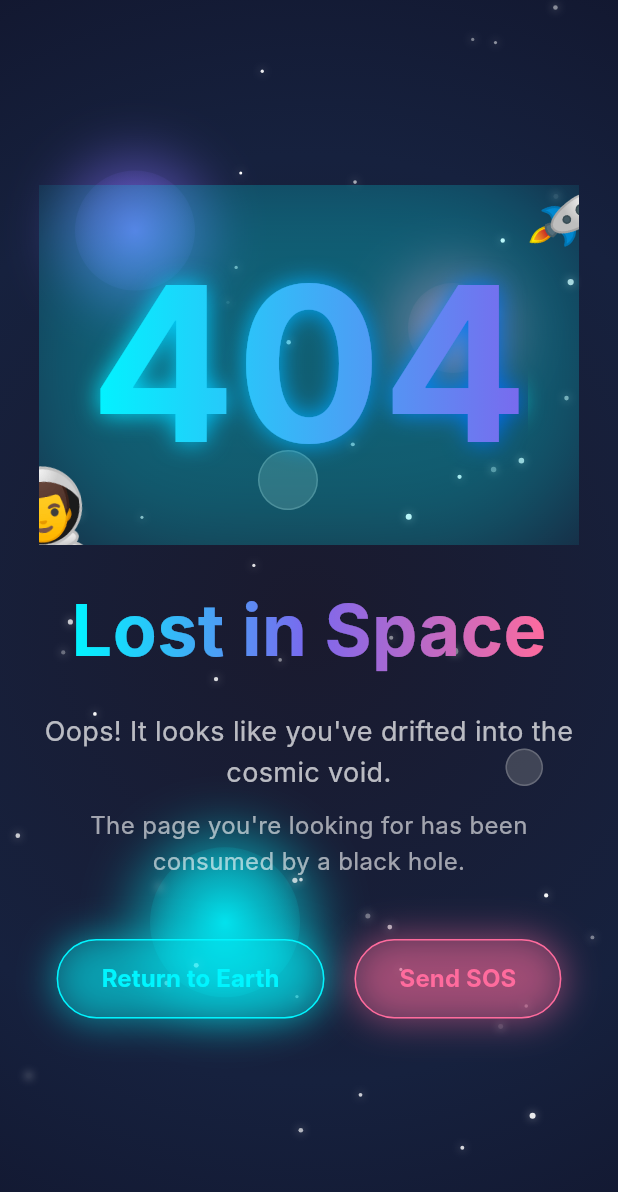
After one commit to fahadjaved882244/carbon_root_analytics, a Flutter app: the PageNotFoundView screen opened by its route, on a phone screen of 412 x 824 dp. The commit adds this screen. Shown: the top 1192 px of the screen. Run offline on Flutter 3.47's test engine with Material 3 defaults, Android fonts, the phone set to English and light mode, and no system bars; our stand-ins replace firebase_auth, firebase_core, flutter_hooks, go_router, hooks_riverpod, shared_preferences; accounts and stored records are empty; Roboto replaces fonts that are missing (Inter).

Commit message:
create auth repository

````diff
--- /dev/null
+++ b/lib/config/dependencies.dart
@@ -0,0 +1,6 @@
+import 'package:firebase_auth/firebase_auth.dart';
+import 'package:hooks_riverpod/hooks_riverpod.dart';
+
+final authStateProvider = StreamProvider<bool>((ref) {
+  return FirebaseAuth.instance.authStateChanges().map((user) => user != null);
+});
--- /dev/null
+++ b/lib/features/auth/repository/auth_repository_remote.dart
@@ -0,0 +1,48 @@
+// Copyright 2024 The Flutter team. All rights reserved.
+// Use of this source code is governed by a BSD-style license that can be
+// found in the LICENSE file.
+
+import 'package:carbon_root_analytics/features/auth/repository/i_auth_repository.dart';
+import 'package:carbon_root_analytics/utils/core/result.dart';
+import 'package:firebase_auth/firebase_auth.dart';
+
+class AuthRepositoryRemote extends IAuthRepository {
+  final FirebaseAuth _auth = FirebaseAuth.instance;
+
+  @override
+  Future<Result<void>> login({
+    required String email,
+    required String password,
+  }) async {
+    try {
+      await _auth.signInWithEmailAndPassword(email: email, password: password);
+      return Result.ok(null);
+    } on FirebaseAuthException catch (e) {
+      final error = _handleAuthException(e);
+      return Result.error(Exception(error));
+    }
+  }
+
+  @override
+  Future<Result<void>> logout() async {
+    await _auth.signOut();
+    return Result.ok(null);
+  }
+
+  String _handleAuthException(FirebaseAuthException e) {
+    switch (e.code) {
+      case 'weak-password':
+        return 'The password provided is too weak.';
+      case 'email-already-in-use':
+        return 'The account already exists for that email.';
+      case 'user-not-found':
+        return 'No user found for that email.';
+      case 'wrong-password':
+        return 'Wrong password provided for that user.';
+      case 'invalid-email':
+        return 'The email address is not valid.';
+      default:
+        return e.message ?? 'An error occurred';
+    }
+  }
+}
--- /dev/null
+++ b/lib/features/auth/repository/i_auth_repository.dart
@@ -0,0 +1,9 @@
+import '../../../utils/core/result.dart';
+
+abstract class IAuthRepository {
+  /// Perform login
+  Future<Result<void>> login({required String email, required String password});
+
+  /// Perform logout
+  Future<Result<void>> logout();
+}
--- a/lib/features/home/view/home_view.dart
+++ b/lib/features/home/view/home_view.dart
@@ -5,8 +5,8 @@
 import 'package:carbon_root_analytics/features/home/view/widgets/home_service_section.dart';
 import 'package:flutter/material.dart';
 
-class HomePage extends StatelessWidget {
-  const HomePage({super.key});
+class HomeView extends StatelessWidget {
+  const HomeView({super.key});
 
   static final Map<String, GlobalKey> _sectionKeys = {
     'services': GlobalKey(),
--- a/lib/main.dart
+++ b/lib/main.dart
@@ -1,7 +1,20 @@
-import 'package:carbon_root_analytics/features/home/view/home_view.dart';
+import 'package:carbon_root_analytics/routing/router.dart';
+import 'package:firebase_core/firebase_core.dart';
 import 'package:flutter/material.dart';
 
-void main() {
+void main() async {
+  WidgetsFlutterBinding.ensureInitialized();
+  await Firebase.initializeApp(
+    options: const FirebaseOptions(
+      apiKey: "AIzaSyA4xT7T6fmM4HnQEz3qbpJ3SbLBkqGTxog",
+      authDomain: "carbon-root-analysis.firebaseapp.com",
+      projectId: "carbon-root-analysis",
+      storageBucket: "carbon-root-analysis.firebasestorage.app",
+      messagingSenderId: "834307778618",
+      appId: "1:834307778618:web:6eca8c00808f3025ae2d03",
+      measurementId: "G-PCBPSQHH8W",
+    ),
+  );
   runApp(const CRAApp());
 }
 
@@ -10,14 +23,14 @@
 
   @override
   Widget build(BuildContext context) {
-    return MaterialApp(
+    return MaterialApp.router(
       title: 'CRA - Carbon Root Analytics',
       theme: ThemeData(
         primarySwatch: Colors.green,
         fontFamily: 'Inter',
         visualDensity: VisualDensity.adaptivePlatformDensity,
       ),
-      home: const HomePage(),
+      routerConfig: router,
       debugShowCheckedModeBanner: false,
     );
   }
--- /dev/null
+++ b/lib/routing/router.dart
@@ -0,0 +1,75 @@
+// create go router with a list of routes
+// inital route is the home page
+// create login and register routes
+// create a route for the console page with subroutes for the dashboard, settings, and logs
+// if the user is not authenticated, redirect to the login page
+// add a route for the not found page
+
+import 'package:carbon_root_analytics/routing/routes.dart';
+import 'package:carbon_root_analytics/utils/ui/not_found_view.dart';
+import 'package:go_router/go_router.dart';
+import 'package:carbon_root_analytics/features/home/view/home_view.dart';
+
+// import 'package:carbon_root_analytics/features/auth/view/login_view.dart';
+// import 'package:carbon_root_analytics/features/auth/view/register_view.dart';
+// import 'package:carbon_root_analytics/features/console/view/console_view.dart';
+// import 'package:carbon_root_analytics/features/console/view/dashboard_view.dart';
+// import 'package:carbon_root_analytics/features/console/view/settings_view.dart';
+// import 'package:carbon_root_analytics/features/console/view/logs_view.dart';
+// import 'package:carbon_root_analytics/features/not_found/view/not_found_view.dart';
+// import 'package:carbon_root_analytics/features/auth/services/auth_service.dart';
+// import 'package:carbon_root_analytics/features/auth/services/auth_guard.dart';
+final GoRouter router = GoRouter(
+  initialLocation: Routes.home,
+  // redirect: (context,state) {
+  //   final isAuthenticated = AuthService.isAuthenticated();
+  //   final isLoginPage = state.subloc == '/login';
+  //   final isRegisterPage = state.subloc == '/register';
+
+  //   if (!isAuthenticated && !isLoginPage && !isRegisterPage) {
+  //     return '/login';
+  //   }
+  //   return null;
+  // },
+  errorBuilder: (context, state) => const PageNotFoundView(),
+
+  routes: [
+    GoRoute(
+      path: Routes.home,
+      builder: (context, state) => const HomeView(),
+      routes: [
+        GoRoute(
+          path: Routes.notFound,
+          builder: (context, state) => const PageNotFoundView(),
+        ),
+      ],
+    ),
+
+    // GoRoute(
+    //   path: '/login',
+    //   builder: (context, state) => const LoginView(),
+    // ),
+    // GoRoute(
+    //   path: '/register',
+    //   builder: (context, state) => const RegisterView(),
+    // ),
+    // GoRoute(
+    //   path: '/console',
+    //   builder: (context, state) => const ConsoleView(),
+    //   routes: [
+    //     GoRoute(
+    //       path: 'dashboard',
+    //       builder: (context, state) => const DashboardView(),
+    //     ),
+    //     GoRoute(
+    //       path: 'settings',
+    //       builder: (context, state) => const SettingsView(),
+    //     ),
+    //     GoRoute(
+    //       path: 'logs',
+    //       builder: (context, state) => const LogsView(),
+    //     ),
+    //   ],
+    // ),
+  ],
+);
--- /dev/null
+++ b/lib/routing/routes.dart
@@ -0,0 +1,16 @@
+abstract final class Routes {
+  static const home = '/';
+  static const login = '/login';
+  static const register = '/register';
+  static const notFoundRelative = 'not-found';
+  static const notFound = '/$notFoundRelative';
+
+  static const consoleRelative = 'console';
+  static const console = '/$consoleRelative';
+  static const consoleDashboardRelative = 'dashboard';
+  static const consoleDashboard = '$console/$consoleDashboardRelative';
+  static const consoleSettingsRelative = 'settings';
+  static const consoleSettings = '$console/$consoleSettingsRelative';
+  static const consoleLogsRelative = 'logs';
+  static const consoleLogs = '$console/$consoleLogsRelative';
+}
--- /dev/null
+++ b/lib/utils/core/result.dart
@@ -0,0 +1,48 @@
+// Copyright 2024 The Flutter team. All rights reserved.
+// Use of this source code is governed by a BSD-style license that can be
+// found in the LICENSE file.
+
+/// Utility class to wrap result data
+///
+/// Evaluate the result using a switch statement:
+/// ```dart
+/// switch (result) {
+///   case Ok(): {
+///     print(result.value);
+///   }
+///   case Error(): {
+///     print(result.error);
+///   }
+/// }
+/// ```
+sealed class Result<T> {
+  const Result();
+
+  /// Creates a successful [Result], completed with the specified [value].
+  const factory Result.ok(T value) = Ok._;
+
+  /// Creates an error [Result], completed with the specified [error].
+  const factory Result.error(Exception error) = Error._;
+}
+
+/// Subclass of Result for values
+final class Ok<T> extends Result<T> {
+  const Ok._(this.value);
+
+  /// Returned value in result
+  final T value;
+
+  @override
+  String toString() => 'Result<$T>.ok($value)';
+}
+
+/// Subclass of Result for errors
+final class Error<T> extends Result<T> {
+  const Error._(this.error);
+
+  /// Returned error in result
+  final Exception error;
+
+  @override
+  String toString() => 'Result<$T>.error($error)';
+}
--- /dev/null
+++ b/lib/utils/ui/not_found_view.dart
@@ -0,0 +1,493 @@
+import 'package:flutter/material.dart';
+import 'dart:math' as math;
+
+class PageNotFoundView extends StatefulWidget {
+  const PageNotFoundView({super.key});
+
+  @override
+  State<PageNotFoundView> createState() => _PageNotFoundViewState();
+}
+
+class _PageNotFoundViewState extends State<PageNotFoundView>
+    with TickerProviderStateMixin {
+  late AnimationController _floatController;
+  late AnimationController _rotationController;
+  late AnimationController _pulseController;
+  late AnimationController _slideController;
+
+  late Animation<double> _floatAnimation;
+  late Animation<double> _rotationAnimation;
+  late Animation<double> _pulseAnimation;
+  late Animation<Offset> _slideAnimation;
+  late Animation<double> _fadeAnimation;
+
+  @override
+  void initState() {
+    super.initState();
+
+    // Float animation for floating elements
+    _floatController = AnimationController(
+      duration: const Duration(seconds: 4),
+      vsync: this,
+    );
+
+    // Rotation animation for planets/asteroids
+    _rotationController = AnimationController(
+      duration: const Duration(seconds: 20),
+      vsync: this,
+    );
+
+    // Pulse animation for glow effects
+    _pulseController = AnimationController(
+      duration: const Duration(seconds: 2),
+      vsync: this,
+    );
+
+    // Slide animation for content
+    _slideController = AnimationController(
+      duration: const Duration(milliseconds: 1500),
+      vsync: this,
+    );
+
+    _floatAnimation = Tween<double>(begin: 0.0, end: 1.0).animate(
+      CurvedAnimation(parent: _floatController, curve: Curves.easeInOut),
+    );
+
+    _rotationAnimation = Tween<double>(begin: 0.0, end: 2 * math.pi).animate(
+      CurvedAnimation(parent: _rotationController, curve: Curves.linear),
+    );
+
+    _pulseAnimation = Tween<double>(begin: 0.8, end: 1.2).animate(
+      CurvedAnimation(parent: _pulseController, curve: Curves.easeInOut),
+    );
+
+    _slideAnimation = Tween<Offset>(begin: const Offset(0, 1), end: Offset.zero)
+        .animate(
+          CurvedAnimation(parent: _slideController, curve: Curves.elasticOut),
+        );
+
+    _fadeAnimation = Tween<double>(
+      begin: 0.0,
+      end: 1.0,
+    ).animate(CurvedAnimation(parent: _slideController, curve: Curves.easeIn));
+
+    // Start animations
+    _floatController.repeat(reverse: true);
+    _rotationController.repeat();
+    _pulseController.repeat(reverse: true);
+    _slideController.forward();
+  }
+
+  @override
+  void dispose() {
+    _floatController.dispose();
+    _rotationController.dispose();
+    _pulseController.dispose();
+    _slideController.dispose();
+    super.dispose();
+  }
+
+  @override
+  Widget build(BuildContext context) {
+    return Scaffold(
+      body: Container(
+        width: double.infinity,
+        height: double.infinity,
+        decoration: const BoxDecoration(
+          gradient: RadialGradient(
+            center: Alignment.center,
+            radius: 1.5,
+            colors: [Color(0xFF1a1a2e), Color(0xFF16213e), Color(0xFF0f0f23)],
+          ),
+        ),
+        child: Stack(
+          children: [
+            // Animated background elements
+            _buildBackgroundElements(),
+
+            // Stars
+            _buildStars(),
+
+            // Main content
+            Center(
+              child: SingleChildScrollView(
+                child: Padding(
+                  padding: const EdgeInsets.all(20),
+                  child: Column(
+                    mainAxisAlignment: MainAxisAlignment.center,
+                    children: [
+                      // Animated 404 with astronaut
+                      _buildAnimated404(),
+
+                      const SizedBox(height: 40),
+
+                      // Content
+                      SlideTransition(
+                        position: _slideAnimation,
+                        child: FadeTransition(
+                          opacity: _fadeAnimation,
+                          child: Column(
+                            children: [
+                              // Title
+                              ShaderMask(
+                                shaderCallback: (bounds) =>
+                                    const LinearGradient(
+                                      colors: [
+                                        Color(0xFF00f5ff),
+                                        Color(0xFF7b68ee),
+                                        Color(0xFFff6b9d),
+                                      ],
+                                    ).createShader(bounds),
+                                child: const Text(
+                                  'Lost in Space',
+                                  style: TextStyle(
+                                    fontSize: 48,
+                                    fontWeight: FontWeight.bold,
+                                    color: Colors.white,
+                                  ),
+                                ),
+                              ),
+
+                              const SizedBox(height: 20),
+
+                              // Subtitle
+                              const Text(
+                                'Oops! It looks like you\'ve drifted into the cosmic void.',
+                                textAlign: TextAlign.center,
+                                style: TextStyle(
+                                  fontSize: 18,
+                                  color: Colors.white70,
+                                  height: 1.5,
+                                ),
+                              ),
+
+                              const SizedBox(height: 10),
+
+                              const Text(
+                                'The page you\'re looking for has been consumed by a black hole.',
+                                textAlign: TextAlign.center,
+                                style: TextStyle(
+                                  fontSize: 16,
+                                  color: Colors.white60,
+                                  height: 1.5,
+                                ),
+                              ),
+
+                              const SizedBox(height: 40),
+
+                              // Action buttons
+                              Row(
+                                mainAxisAlignment: MainAxisAlignment.center,
+                                children: [
+                                  _buildGlowButton(
+                                    'Return to Earth',
+                                    const Color(0xFF00f5ff),
+                                    () => Navigator.of(
+                                      context,
+                                    ).pushReplacementNamed('/'),
+                                  ),
+                                  const SizedBox(width: 20),
+                                  _buildGlowButton(
+                                    'Send SOS',
+                                    const Color(0xFFff6b9d),
+                                    () => _showSosDialog(),
+                                  ),
+                                ],
+                              ),
+                            ],
+                          ),
+                        ),
+                      ),
+                    ],
+                  ),
+                ),
+              ),
+            ),
+          ],
+        ),
+      ),
+    );
+  }
+
+  Widget _buildAnimated404() {
+    return AnimatedBuilder(
+      animation: Listenable.merge([_floatAnimation, _pulseAnimation]),
+      builder: (context, child) {
+        return Transform.translate(
+          offset: Offset(0, -20 + (_floatAnimation.value * 40)),
+          child: Transform.scale(
+            scale: _pulseAnimation.value,
+            child: Stack(
+              alignment: Alignment.center,
+              children: [
+                // Glow effect
+                Container(
+                  width: 300,
+                  height: 200,
+                  decoration: BoxDecoration(
+                    borderRadius: BorderRadius.circular(100),
+                    boxShadow: [
+                      BoxShadow(
+                        color: const Color(0xFF00f5ff).withOpacity(0.3),
+                        blurRadius: 60,
+                        spreadRadius: 20,
+                      ),
+                    ],
+                  ),
+                ),
+
+                // 404 Text
+                ShaderMask(
+                  shaderCallback: (bounds) => const LinearGradient(
+                    colors: [Color(0xFF00f5ff), Color(0xFF7b68ee)],
+                  ).createShader(bounds),
+                  child: const Text(
+                    '404',
+                    style: TextStyle(
+                      fontSize: 120,
+                      fontWeight: FontWeight.bold,
+                      color: Colors.white,
+                      shadows: [
+                        Shadow(
+                          color: Color(0xFF00f5ff),
+                          blurRadius: 20,
+                          offset: Offset(0, 0),
+                        ),
+                      ],
+                    ),
+                  ),
+                ),
+
+                // Astronaut emoji floating around
+                Positioned(
+                  top: -10,
+                  right: -20,
+                  child: Transform.rotate(
+                    angle: _floatAnimation.value * 0.5,
+                    child: const Text('🚀', style: TextStyle(fontSize: 40)),
+                  ),
+                ),
+
+                Positioned(
+                  bottom: -20,
+                  left: -30,
+                  child: Transform.rotate(
+                    angle: -_floatAnimation.value * 0.3,
+                    child: const Text('👨‍🚀', style: TextStyle(fontSize: 50)),
+                  ),
+                ),
+              ],
+            ),
+          ),
+        );
+      },
+    );
+  }
+
+  Widget _buildBackgroundElements() {
+    return Stack(
+      children: [
+        // Floating planets
+        AnimatedBuilder(
+          animation: _floatAnimation,
+          builder: (context, child) {
+            return Positioned(
+              top: 100 + (_floatAnimation.value * 30),
+              left: 50,
+              child: _buildPlanet(80, const Color(0xFF7b68ee)),
+            );
+          },
+        ),
+
+        AnimatedBuilder(
+          animation: _floatAnimation,
+          builder: (context, child) {
+            return Positioned(
+              top: 200 + (_floatAnimation.value * -25),
+              right: 80,
+              child: _buildPlanet(60, const Color(0xFFff6b9d)),
+            );
+          },
+        ),
+
+        AnimatedBuilder(
+          animation: _floatAnimation,
+          builder: (context, child) {
+            return Positioned(
+              bottom: 150 + (_floatAnimation.value * 20),
+              left: 100,
+              child: _buildPlanet(100, const Color(0xFF00f5ff)),
+            );
+          },
+        ),
+
+        // Rotating asteroids
+        AnimatedBuilder(
+          animation: _rotationAnimation,
+          builder: (context, child) {
+            return Positioned(
+              top: 300,
+              right: 200,
+              child: Transform.rotate(
+                angle: _rotationAnimation.value,
+                child: _buildAsteroid(40),
+              ),
+            );
+          },
+        ),
+
+        AnimatedBuilder(
+          animation: _rotationAnimation,
+          builder: (context, child) {
+            return Positioned(
+              bottom: 300,
+              right: 50,
+              child: Transform.rotate(
+                angle: -_rotationAnimation.value * 0.5,
+                child: _buildAsteroid(25),
+              ),
+            );
+          },
+        ),
+      ],
+    );
+  }
+
+  Widget _buildPlanet(double size, Color color) {
+    return Container(
+      width: size,
+      height: size,
+      decoration: BoxDecoration(
+        shape: BoxShape.circle,
+        gradient: RadialGradient(
+          colors: [
+            color.withOpacity(0.8),
+            color.withOpacity(0.4),
+            color.withOpacity(0.1),
+          ],
+        ),
+        boxShadow: [
+          BoxShadow(
+            color: color.withOpacity(0.5),
+            blurRadius: 30,
+            spreadRadius: 10,
+          ),
+        ],
+      ),
+    );
+  }
+
+  Widget _buildAsteroid(double size) {
+    return Container(
+      width: size,
+      height: size,
+      decoration: BoxDecoration(
+        shape: BoxShape.circle,
+        color: Colors.grey.withOpacity(0.3),
+        border: Border.all(color: Colors.white.withOpacity(0.2), width: 1),
+      ),
+    );
+  }
+
+  Widget _buildStars() {
+    return Stack(
+      children: List.generate(50, (index) {
+        final random = math.Random(index);
+        return AnimatedBuilder(
+          animation: _pulseAnimation,
+          builder: (context, child) {
+            return Positioned(
+              top: random.nextDouble() * 800,
+              left: random.nextDouble() * 400,
+              child: Container(
+                width: 2 + (random.nextDouble() * 3),
+                height: 2 + (random.nextDouble() * 3),
+                decoration: BoxDecoration(
+                  shape: BoxShape.circle,
+                  color: Colors.white.withOpacity(
+                    0.3 + (random.nextDouble() * 0.7) * _pulseAnimation.value,
+                  ),
+                  boxShadow: [
+                    BoxShadow(
+                      color: Colors.white.withOpacity(0.5),
+                      blurRadius: 4,
+                    ),
+                  ],
+                ),
+              ),
+            );
+          },
+        );
+      }),
+    );
+  }
+
+  Widget _buildGlowButton(String text, Color color, VoidCallback onPressed) {
+    return AnimatedBuilder(
+      animation: _pulseAnimation,
+      builder: (context, child) {
+        return Container(
+          decoration: BoxDecoration(
+            borderRadius: BorderRadius.circular(30),
+            boxShadow: [
+              BoxShadow(
+                color: color.withOpacity(0.4 * _pulseAnimation.value),
+                blurRadius: 20,
+                spreadRadius: 2,
+              ),
+            ],
+          ),
+          child: ElevatedButton(
+            onPressed: onPressed,
+            style: ElevatedButton.styleFrom(
+              backgroundColor: color.withOpacity(0.2),
+              foregroundColor: color,
+              side: BorderSide(color: color, width: 1),
+              padding: const EdgeInsets.symmetric(horizontal: 30, vertical: 15),
+              shape: RoundedRectangleBorder(
+                borderRadius: BorderRadius.circular(30),
+              ),
+              elevation: 0,
+            ),
+            child: Text(
+              text,
+              style: const TextStyle(fontSize: 16, fontWeight: FontWeight.bold),
+            ),
+          ),
+        );
+      },
+    );
+  }
+
+  void _showSosDialog() {
+    showDialog(
+      context: context,
+      builder: (BuildContext context) {
+        return AlertDialog(
+          backgroundColor: const Color(0xFF1a1a2e),
+          shape: RoundedRectangleBorder(
+            borderRadius: BorderRadius.circular(20),
+            side: const BorderSide(color: Color(0xFF00f5ff), width: 1),
+          ),
+          title: const Text(
+            '🚨 SOS Signal Sent',
+            style: TextStyle(color: Color(0xFF00f5ff)),
+          ),
+          content: const Text(
+            'Houston, we have a problem! 📡\n\nOur space engineers have been notified and are working to rescue you from this digital void.',
+            style: TextStyle(color: Colors.white70),
+          ),
+          actions: [
+            TextButton(
+              onPressed: () => Navigator.of(context).pop(),
+              child: const Text(
+                'Roger that! 👨‍🚀',
+                style: TextStyle(color: Color(0xFF00f5ff)),
+              ),
+            ),
+          ],
+        );
+      },
+    );
+  }
+}
--- a/pubspec.yaml
+++ b/pubspec.yaml
@@ -37,6 +37,9 @@
   hooks_riverpod: ^2.6.1
   flutter_hooks: ^0.21.2
   shared_preferences: ^2.5.3
+  go_router: ^15.1.2
+  firebase_core: ^3.13.1
+  firebase_auth: ^5.5.4
 
 dev_dependencies:
   flutter_test:
````
Also changed, not shown: 5 other files.
